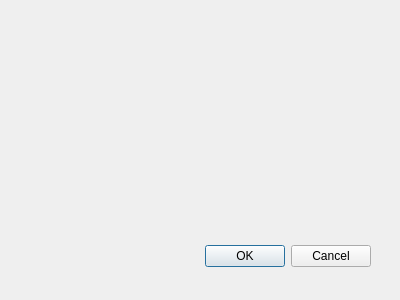
First picture: the form in importdialog.ui, repository La-Nausee/PlotEditor, before the edit.
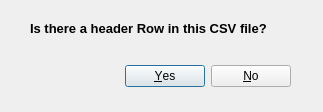
Second picture: the form after the edit.

Commit message: new file:   assets/redo.png 	modified:   importdialog.ui 	modified:   mainwindow.cpp 	modified:   mainwindow.h 	modified:   peditor.qrc

Patch:
```diff
--- a/importdialog.ui
+++ b/importdialog.ui
@@ -8,8 +8,8 @@
    <rect>
     <x>0</x>
     <y>0</y>
-    <width>400</width>
-    <height>300</height>
+    <width>323</width>
+    <height>112</height>
    </rect>
   </property>
   <property name="windowTitle">
@@ -18,9 +18,9 @@
   <widget class="QDialogButtonBox" name="buttonBox">
    <property name="geometry">
     <rect>
-     <x>30</x>
-     <y>240</y>
-     <width>341</width>
+     <x>60</x>
+     <y>60</y>
+     <width>231</width>
      <height>32</height>
     </rect>
    </property>
@@ -28,7 +28,28 @@
     <enum>Qt::Horizontal</enum>
    </property>
    <property name="standardButtons">
-    <set>QDialogButtonBox::Cancel|QDialogButtonBox::Ok</set>
+    <set>QDialogButtonBox::No|QDialogButtonBox::Yes</set>
+   </property>
+  </widget>
+  <widget class="QLabel" name="label">
+   <property name="geometry">
+    <rect>
+     <x>30</x>
+     <y>20</y>
+     <width>261</width>
+     <height>16</height>
+    </rect>
+   </property>
+   <property name="font">
+    <font>
+     <family>MS UI Gothic</family>
+     <pointsize>10</pointsize>
+     <weight>75</weight>
+     <bold>true</bold>
+    </font>
+   </property>
+   <property name="text">
+    <string>Is there a header Row in this CSV file?</string>
    </property>
   </widget>
  </widget>
```
Left out of the diff: 5 changed lines with no effect on the pictures. The commit also changes 4 other files.
